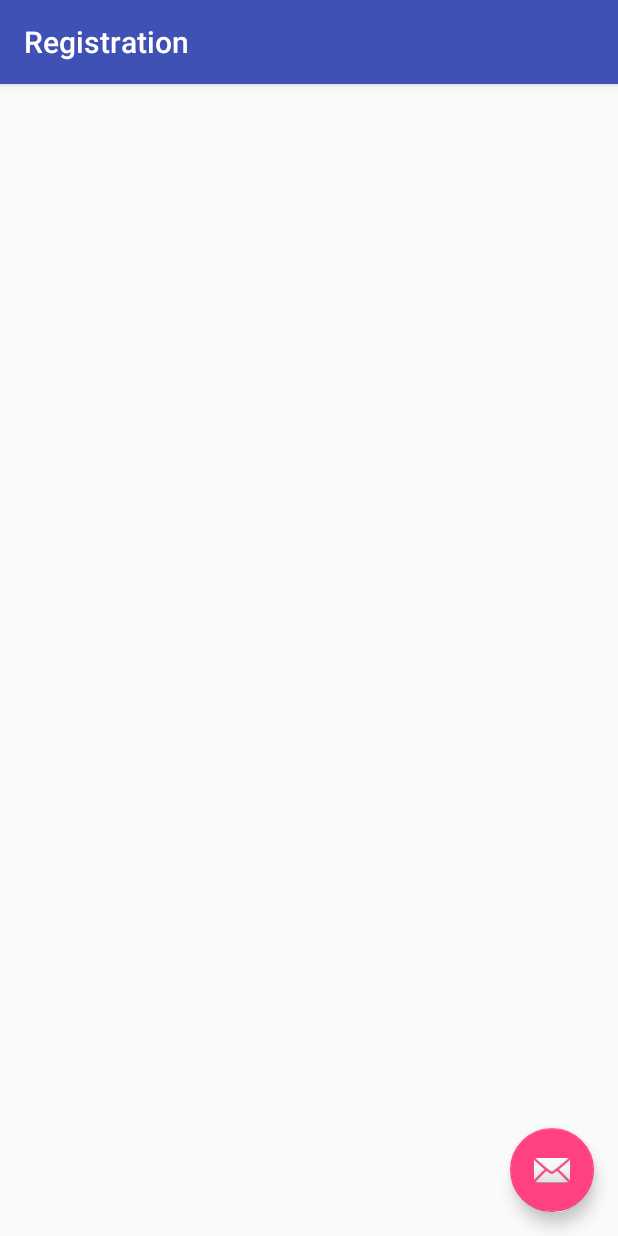
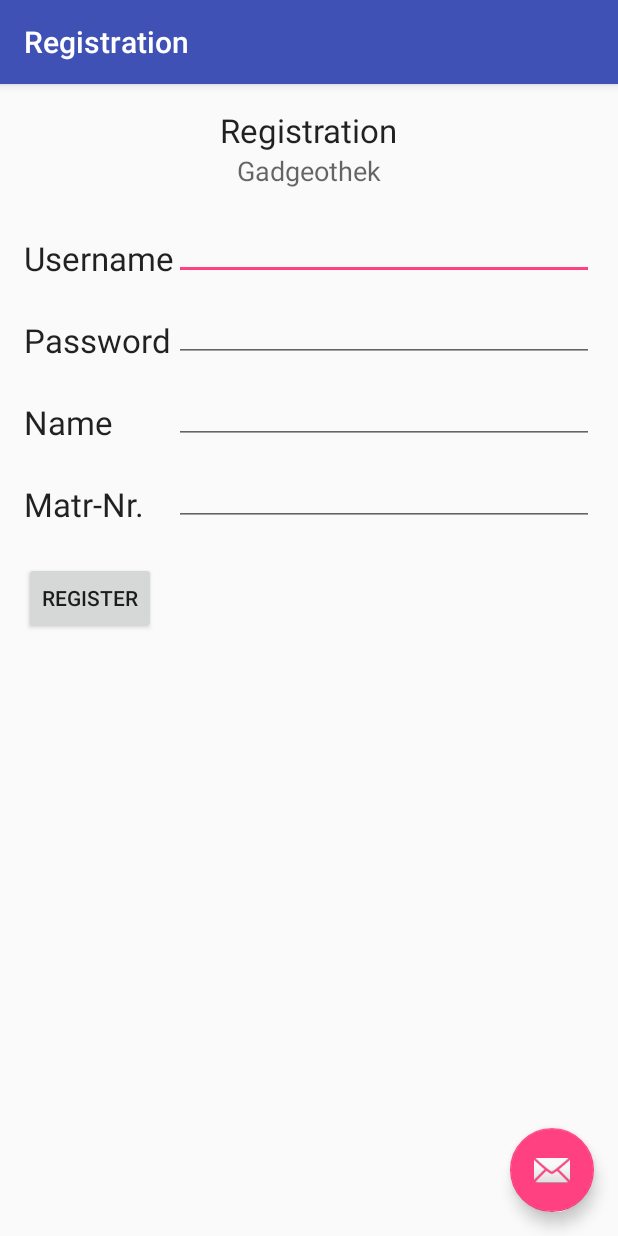
Before and after one commit to p-raths/MEG_Projekt, an Android app: the Registration screen opened directly, with no data from a screen before it, on a phone screen of 412 x 824 dp. Run offline under Robolectric (Android 15) with nearby library versions, the phone set to English and light mode, and no system bars.

Commit message:
Registration Layout updatedt

```diff
--- a/app/src/main/java/com/example/hsr/meg_projekt/MainActivity.java
+++ b/app/src/main/java/com/example/hsr/meg_projekt/MainActivity.java
@@ -1,11 +1,7 @@
 package com.example.hsr.meg_projekt;
 
-import android.app.Activity;
-import android.app.AlertDialog;
 import android.content.Intent;
 import android.os.Bundle;
-import android.support.design.widget.FloatingActionButton;
-import android.support.design.widget.Snackbar;
 import android.support.v7.app.AppCompatActivity;
 import android.support.v7.widget.Toolbar;
 import android.view.View;
@@ -29,7 +25,7 @@ public class MainActivity extends AppCompatActivity{
 
 
 
-        EditText editText = (EditText) findViewById(R.id.editText);
+        EditText editText = (EditText) findViewById(R.id.username_text);
         String message = editText.getText().toString();
 
             startActivity(intent);
@@ -37,4 +33,9 @@ public class MainActivity extends AppCompatActivity{
 
     }
 
+    public void register(View view){
+        Intent intent = new Intent (this, Registration.class);
+        startActivity (intent);
+    }
+
 }
--- a/app/src/main/res/layout/activity_main.xml
+++ b/app/src/main/res/layout/activity_main.xml
@@ -23,9 +23,6 @@
 
         <include layout="@layout/content_main" />
 
-
-
-
     </android.support.design.widget.CoordinatorLayout>
 
 </android.support.v4.widget.DrawerLayout>
--- a/app/src/main/res/layout/content_main.xml
+++ b/app/src/main/res/layout/content_main.xml
@@ -14,7 +14,7 @@
             android:layout_height="wrap_content"
             android:textAppearance="?android:attr/textAppearanceLarge"
             android:text="Login"
-            android:id="@+id/textView"
+            android:id="@+id/registration_Title"
             android:layout_alignParentTop="true"
             android:layout_centerHorizontal="true" />
 
@@ -23,8 +23,8 @@
             android:layout_height="wrap_content"
             android:textAppearance="?android:attr/textAppearanceMedium"
             android:text="Gadgeothek"
-            android:id="@+id/textView2"
-            android:layout_below="@+id/textView"
+            android:id="@+id/subtitle"
+            android:layout_below="@+id/registration_Title"
             android:layout_centerHorizontal="true" />
 
         <TextView
@@ -34,7 +34,7 @@
             android:text="Username"
             android:id="@+id/textView3"
             android:layout_marginTop="31dp"
-            android:layout_below="@+id/textView2"
+            android:layout_below="@+id/subtitle"
             android:layout_alignParentStart="true" />
 
         <TextView
@@ -42,7 +42,7 @@
             android:layout_height="wrap_content"
             android:textAppearance="?android:attr/textAppearanceLarge"
             android:text="Password"
-            android:id="@+id/textView4"
+            android:id="@+id/password"
             android:layout_marginTop="25dp"
             android:layout_below="@+id/textView3"
             android:layout_alignParentStart="true" />
@@ -50,8 +50,8 @@
         <EditText
             android:layout_width="wrap_content"
             android:layout_height="wrap_content"
-            android:id="@+id/editText"
-            android:layout_above="@+id/textView4"
+            android:id="@+id/username_text"
+            android:layout_above="@+id/password"
             android:layout_alignParentEnd="true"
             android:layout_toEndOf="@+id/textView3" />
 
@@ -61,8 +61,8 @@
             android:inputType="textPassword"
             android:ems="10"
             android:id="@+id/editText2"
-            android:layout_alignBottom="@+id/textView4"
-            android:layout_alignEnd="@+id/editText"
+            android:layout_alignBottom="@+id/password"
+            android:layout_alignEnd="@+id/username_text"
             android:layout_toEndOf="@+id/textView3" />
 
         <Button
@@ -70,7 +70,7 @@
             android:layout_height="wrap_content"
             android:text="Login"
             android:id="@+id/button"
-            android:layout_below="@+id/textView4"
+            android:layout_below="@+id/password"
             android:layout_alignParentStart="true"
             android:layout_marginTop="27dp"
             android:onClick="login"/>
@@ -81,6 +81,7 @@
             android:text="Register"
             android:id="@+id/button2"
             android:layout_alignBottom="@+id/button"
-            android:layout_alignStart="@+id/editText2" />
+            android:layout_alignStart="@+id/editText2"
+            android:onClick="register"/>
 
     </RelativeLayout>
--- a/app/src/main/res/layout/content_registration.xml
+++ b/app/src/main/res/layout/content_registration.xml
@@ -10,4 +10,113 @@
     tools:showIn="@layout/activity_registration"
     tools:context="com.example.hsr.meg_projekt.Registration">
 
+<TextView
+    android:layout_width="wrap_content"
+    android:layout_height="wrap_content"
+    android:textAppearance="?android:attr/textAppearanceLarge"
+    android:text="Registration"
+    android:id="@+id/registration_Title"
+    android:layout_alignParentTop="true"
+    android:layout_centerHorizontal="true" />
+
+<TextView
+    android:layout_width="wrap_content"
+    android:layout_height="wrap_content"
+    android:textAppearance="?android:attr/textAppearanceMedium"
+    android:text="Gadgeothek"
+    android:id="@+id/subtitle"
+    android:layout_below="@+id/registration_Title"
+    android:layout_centerHorizontal="true" />
+
+<TextView
+    android:layout_width="wrap_content"
+    android:layout_height="wrap_content"
+    android:textAppearance="?android:attr/textAppearanceLarge"
+    android:text="Username"
+    android:id="@+id/textView3"
+    android:layout_marginTop="31dp"
+    android:layout_below="@+id/subtitle"
+    android:layout_alignParentStart="true" />
+
+<TextView
+    android:layout_width="wrap_content"
+    android:layout_height="wrap_content"
+    android:textAppearance="?android:attr/textAppearanceLarge"
+    android:text="Password"
+    android:id="@+id/password"
+    android:layout_marginTop="25dp"
+    android:layout_below="@+id/textView3"
+    android:layout_alignParentStart="true" />
+
+<TextView
+    android:layout_width="wrap_content"
+    android:layout_height="wrap_content"
+    android:textAppearance="?android:attr/textAppearanceLarge"
+    android:text="Name"
+    android:id="@+id/name"
+    android:layout_marginTop="25dp"
+    android:layout_below="@+id/password"
+    android:layout_alignParentStart="true" />
+
+<TextView
+    android:layout_width="wrap_content"
+    android:layout_height="wrap_content"
+    android:textAppearance="?android:attr/textAppearanceLarge"
+    android:text="Matr-Nr."
+    android:id="@+id/nummer"
+    android:layout_marginTop="25dp"
+    android:layout_below="@+id/name"
+    android:layout_alignParentStart="true" />
+
+<EditText
+    android:layout_width="wrap_content"
+    android:layout_height="wrap_content"
+    android:id="@+id/username_text"
+    android:layout_above="@+id/password"
+    android:layout_alignParentEnd="true"
+    android:layout_toEndOf="@+id/textView3" />
+
+<EditText
+    android:layout_width="wrap_content"
+    android:layout_height="wrap_content"
+    android:inputType="textPassword"
+    android:ems="10"
+    android:id="@+id/text_password"
+    android:layout_alignBottom="@+id/password"
+    android:layout_alignEnd="@+id/username_text"
+    android:layout_toEndOf="@+id/textView3" />
+
+<EditText
+    android:layout_width="wrap_content"
+    android:layout_height="wrap_content"
+    android:inputType="text"
+    android:ems="10"
+    android:id="@+id/text_name"
+    android:layout_alignBottom="@+id/name"
+    android:layout_alignEnd="@+id/text_password"
+    android:layout_toEndOf="@+id/textView3" />
+
+<EditText
+    android:layout_width="wrap_content"
+    android:layout_height="wrap_content"
+    android:inputType="text"
+    android:ems="10"
+    android:id="@+id/text_nr"
+    android:layout_alignBottom="@+id/nummer"
+    android:layout_alignEnd="@+id/text_password"
+    android:layout_toEndOf="@+id/textView3" />
+
+
+
+
+<Button
+    android:layout_width="wrap_content"
+    android:layout_height="wrap_content"
+    android:text="Register"
+    android:id="@+id/button2"
+    android:onClick="register"
+    android:layout_marginTop="24dp"
+    android:layout_below="@+id/nummer"
+    android:layout_alignParentStart="true" />
+
 </RelativeLayout>
```
